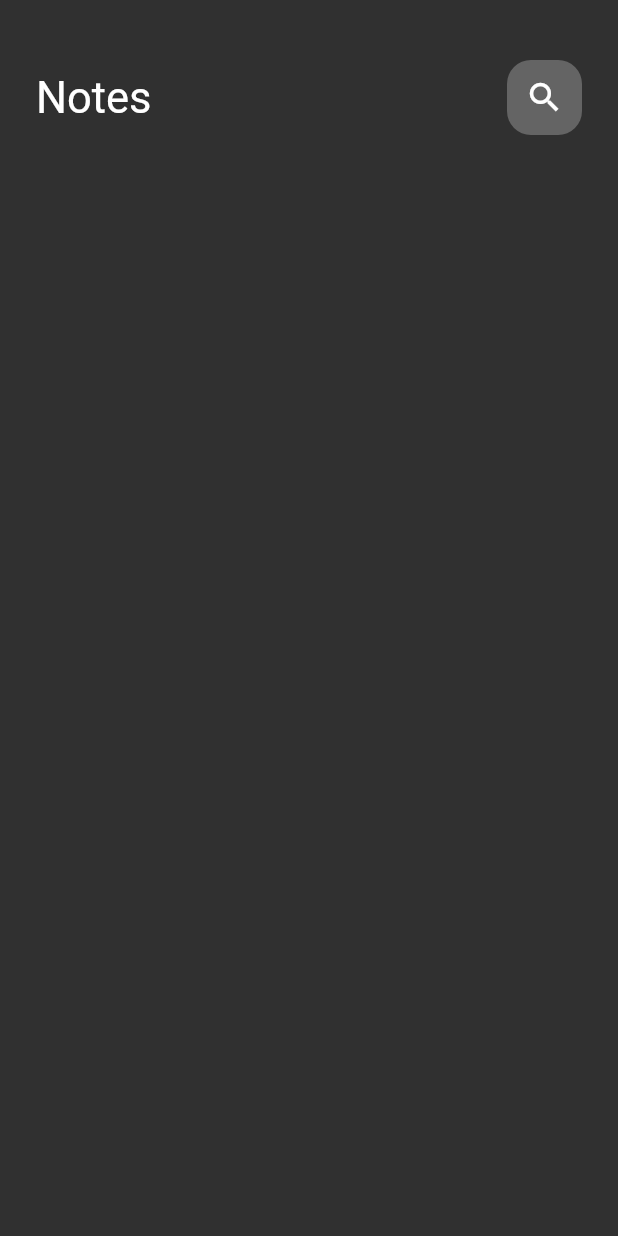
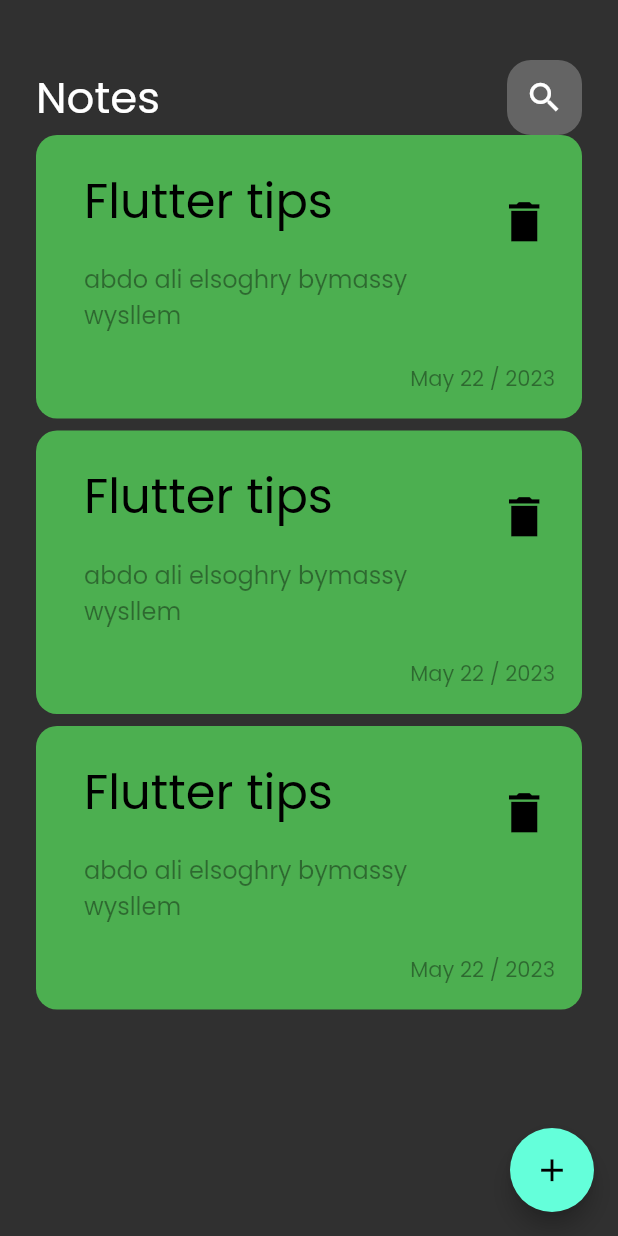
Before and after one commit to abdelrahmanali1275/notes_app, a Flutter app: the screen it shows after launch, on a phone screen of 412 x 824 dp. Run offline on Flutter 3.47's test engine with Material 2 defaults, Android fonts, the phone set to English and light mode, and no system bars.

Commit message:
add notes bottom sheet

```diff
--- a/lib/main.dart
+++ b/lib/main.dart
@@ -11,7 +11,10 @@ class NotesApp extends StatelessWidget {
   @override
   Widget build(BuildContext context) {
     return MaterialApp(
-      theme: ThemeData.dark(),
+      theme: ThemeData(
+        brightness: Brightness.dark,
+        fontFamily: 'Poppins',
+      ),
       home: const NotesView(),
       debugShowCheckedModeBanner: false,
     );
--- a/lib/views/notes_view.dart
+++ b/lib/views/notes_view.dart
@@ -1,5 +1,6 @@
 import 'package:flutter/material.dart';
 import 'package:flutter/src/widgets/framework.dart';
+import 'package:notes_app/widgets/add_note_bottom.dart';
 import 'package:notes_app/widgets/custom_body.dart';
 
 class NotesView extends StatelessWidget {
@@ -8,11 +9,18 @@ class NotesView extends StatelessWidget {
   @override
   Widget build(BuildContext context) {
     return Scaffold(
-      body: Column(
-        children: const [
-          CustomNotesBody(),
-        ],
+      floatingActionButton: FloatingActionButton(
+        onPressed: () {
+          showModalBottomSheet(context: context, builder: (context) {
+            return const AddNoteBottomSheet();
+          },);
+        },
+        child: const Icon(
+          Icons.add,
+          size: 25,
+        ),
       ),
+      body: const CustomNotesBody(),
     );
   }
 }
--- /dev/null
+++ b/lib/widgets/add_note_bottom.dart
@@ -0,0 +1,10 @@
+import 'package:flutter/material.dart';
+
+class AddNoteBottomSheet extends StatelessWidget {
+  const AddNoteBottomSheet({Key? key}) : super(key: key);
+
+  @override
+  Widget build(BuildContext context) {
+    return Container();
+  }
+}
--- a/lib/widgets/custom_body.dart
+++ b/lib/widgets/custom_body.dart
@@ -1,5 +1,7 @@
 import 'package:flutter/material.dart';
 import 'package:notes_app/widgets/custom_appbar.dart';
+
+import 'package:notes_app/widgets/notes_list_view.dart';
 
 class CustomNotesBody extends StatelessWidget {
   const CustomNotesBody({Key? key}) : super(key: key);
@@ -14,6 +16,7 @@ class CustomNotesBody extends StatelessWidget {
             height: 40,
           ),
           CustomAppbar(),
+          SizedBox(height: 585, child: NotesListView()),
         ],
       ),
     );
--- a/lib/widgets/custom_note_item.dart
+++ b/lib/widgets/custom_note_item.dart
@@ -0,0 +1,46 @@
+import 'package:flutter/material.dart';
+
+class CustomNoteItem extends StatelessWidget {
+  const CustomNoteItem({Key? key}) : super(key: key);
+
+  @override
+  Widget build(BuildContext context) {
+    return Container(
+      padding: EdgeInsets.only(left: 16, top: 16, bottom: 16),
+      decoration: BoxDecoration(
+        color: Colors.green,
+        borderRadius: BorderRadius.circular(14),
+      ),
+      child: Column(
+        crossAxisAlignment: CrossAxisAlignment.end,
+        children: [
+          ListTile(
+            title: const Text(
+              'Flutter tips',
+              style: TextStyle(fontSize: 32, color: Colors.black),
+            ),
+            subtitle: Padding(
+              padding: const EdgeInsets.only(top: 16.0, bottom: 16),
+              child: Text(
+                'abdo ali elsoghry bymassy wysllem ',
+                style: TextStyle(
+                    fontSize: 16, color: Colors.black.withOpacity(.4)),
+              ),
+            ),
+            trailing: IconButton(
+                onPressed: () {},
+                icon: const Icon(Icons.delete_sharp,
+                    color: Colors.black, size: 35)),
+          ),
+          Padding(
+            padding: const EdgeInsets.only(right: 18.0),
+            child: Text(
+              'May 22 / 2023',
+              style: TextStyle(color: Colors.black.withOpacity(.4)),
+            ),
+          )
+        ],
+      ),
+    );
+  }
+}
--- a/lib/widgets/custom_search_icon.dart
+++ b/lib/widgets/custom_search_icon.dart
@@ -8,14 +8,16 @@ class CustomSearchIcon extends StatelessWidget {
     return Container(
       height: 50,
       width: 50,
-
       decoration: BoxDecoration(
         color: Colors.white.withOpacity(.25),
         borderRadius: BorderRadius.circular(16),
-      ) ,
-      child: Icon(
-        Icons.search,
-        size: 26,
+      ),
+      child: IconButton(
+        onPressed: () {},
+        icon: const Icon(
+          Icons.search,
+          size: 26,
+        ),
       ),
     );
   }
--- a/lib/widgets/notes_list_view.dart
+++ b/lib/widgets/notes_list_view.dart
@@ -0,0 +1,20 @@
+import 'package:flutter/material.dart';
+import 'package:notes_app/widgets/custom_note_item.dart';
+
+class NotesListView extends StatelessWidget {
+  const NotesListView({super.key});
+
+  @override
+  Widget build(BuildContext context) {
+    return ListView.builder(
+      padding: EdgeInsets.zero,
+      itemCount: 10,
+      itemBuilder: (context, index) {
+        return const Padding(
+          padding: EdgeInsets.only(bottom: 8.0),
+          child: CustomNoteItem(),
+        );
+      },
+    );
+  }
+}
```
Also changed, not shown: pubspec.yaml (+6 -12 lines).
